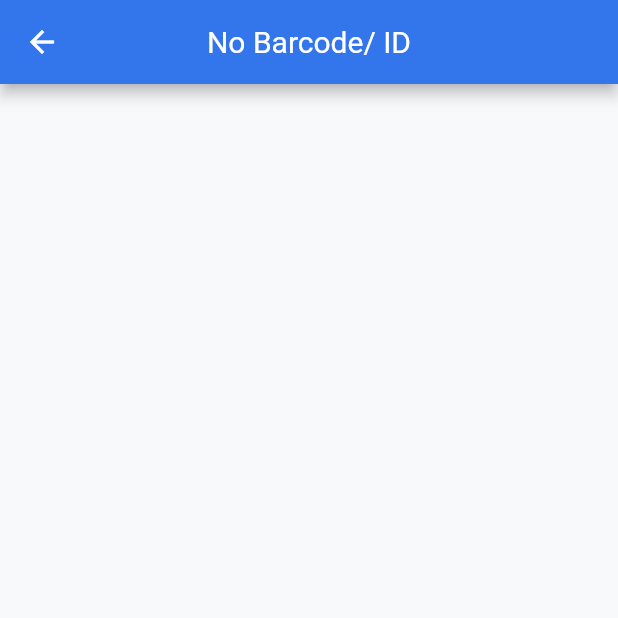
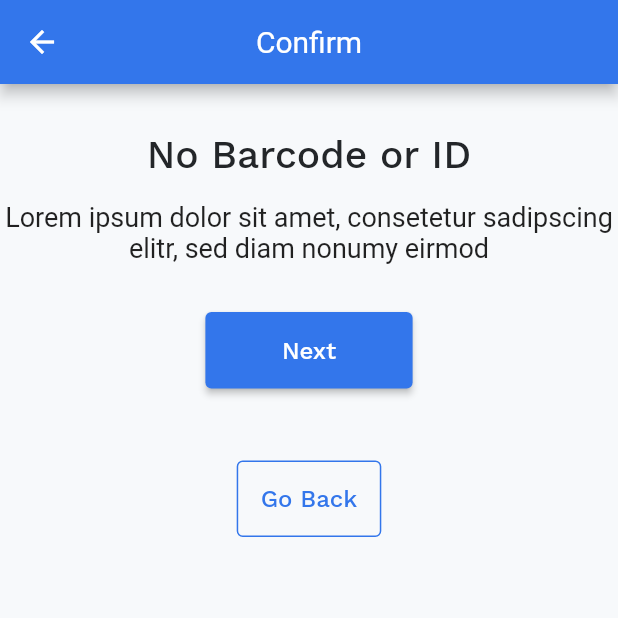
Before and after one commit to prateek-aher/2De, a Flutter app: the NoBarcode screen opened directly, on a phone screen of 412 x 824 dp, the top half of it. Run offline on Flutter 3.47's test engine with Material 2 defaults, Android fonts, the phone set to English and light mode, and no system bars; our stand-ins replace camera, image_picker, otp_text_field, shared_preferences; missing offline and left inert: flutter_swipe_button, qr_code_scanner; accounts and stored records are empty.

Commit message:
No Barcode UI

```diff
--- a/lib/UI/Main/Home/CannotAcceptPackage/no_barcode.dart
+++ b/lib/UI/Main/Home/CannotAcceptPackage/no_barcode.dart
@@ -1,13 +1,86 @@
+import 'package:delivery/CommonWidget/CommonWidget.dart';
+import 'package:delivery/Utils/colors.dart';
 import 'package:flutter/material.dart';
 
-class NoBarcode extends StatelessWidget {
+class NoBarcode extends StatefulWidget {
   const NoBarcode({Key? key}) : super(key: key);
+
+  @override
+  State<NoBarcode> createState() => _NoBarcodeState();
+}
+
+class _NoBarcodeState extends State<NoBarcode> {
+  String code = '';
 
   @override
   Widget build(BuildContext context) {
     return Scaffold(
       appBar: AppBar(
-        title: Text('No Barcode/ ID'),
+        title: Text('Confirm'),
+      ),
+      body: Center(
+        child: Column(
+          crossAxisAlignment: CrossAxisAlignment.center,
+          children: [
+            sbh(32),
+            Text(
+              'No Barcode or ID',
+              style: TextStyle(
+                  fontSize: 26,
+                  fontFamily: 'WorkSans',
+                  fontWeight: FontWeight.w500,
+                  color: BLACK1),
+            ),
+            sbh(16),
+            Text(
+              'Lorem ipsum dolor sit amet, consetetur sadipscing elitr, sed diam nonumy eirmod',
+              style: TextStyle(fontSize: 18),
+              textAlign: TextAlign.center,
+            ),
+            sbh(32),
+            if (code.isNotEmpty) ...[
+              Container(
+                  height: MediaQuery.of(context).size.height * 0.1,
+                  width: MediaQuery.of(context).size.width * 0.5,
+                  decoration: BoxDecoration(
+                      color: Colors.white,
+                      border: Border.all(color: Colors.grey),
+                      borderRadius: BorderRadius.circular(8)),
+                  child: Center(
+                      child: Text(
+                    'code',
+                    style: TextStyle(
+                        fontFamily: 'WorkSans',
+                        fontWeight: FontWeight.w500,
+                        fontSize: 20,
+                        color: Theme.of(context).primaryColor),
+                  ))),
+              sbh(24)
+            ],
+            ElevatedButton(
+              onPressed: () {
+                if (code.isEmpty) {
+                  // TODO: Fetch code
+                } else {
+                  // TODO: submit with new code
+                }
+              },
+              child: Text(
+                code.isEmpty ? 'Next' : 'Finish',
+                style: TextStyle(
+                  fontSize: 16,
+                  fontFamily: 'WorkSans',
+                  fontWeight: FontWeight.w500,
+                ),
+              ),
+              style: ElevatedButton.styleFrom(
+                  padding:
+                      const EdgeInsets.symmetric(horizontal: 51, vertical: 16)),
+            ),
+            sbh(48),
+            goBackButton(context),
+          ],
+        ),
       ),
     );
   }
```
